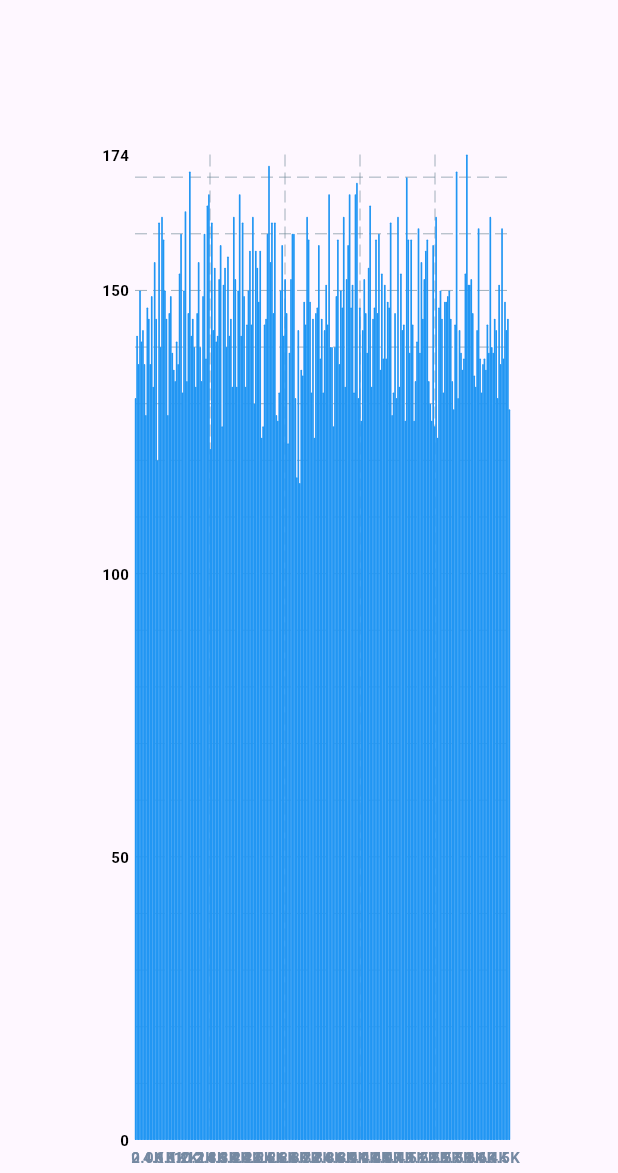
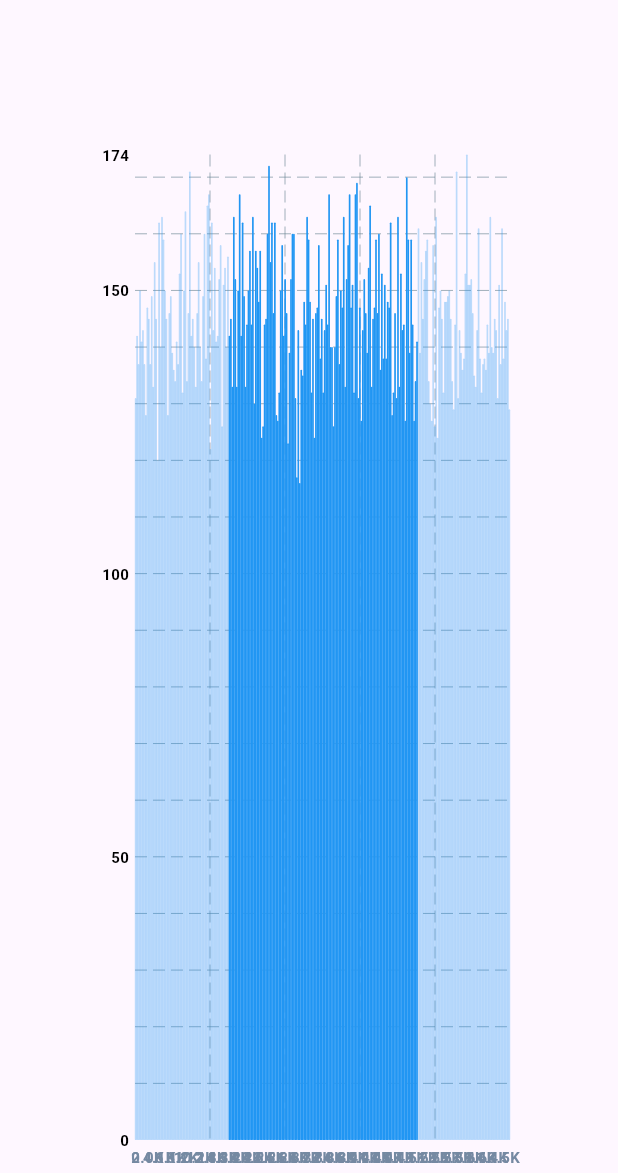
Before and after one commit to Myoungmin/flutter_fl_chart_fundamentals, a Flutter app: the screen it shows after launch, on a phone screen of 412 x 824 dp, the part 63-1236 px from its top. Run offline on Flutter 3.47's test engine with Material 3 defaults, Android fonts, the phone set to English and light mode, and no system bars; drawn by our look-alikes of fl_chart; our stand-ins replace flutter_riverpod, freezed_annotation.

Commit message:
interestStart, interestEnd 추가하여 해당 부분만 뚜렷하게 표시

```diff
--- a/lib/bar_chart_page_view_model.dart
+++ b/lib/bar_chart_page_view_model.dart
@@ -9,6 +9,8 @@
     @Default(0) int start,
     @Default(256) double scale,
     @Default(256) int groupCount,
+    @Default(16384) int interestStart,
+    @Default(49152) int interestEnd,
   }) = _BarChartPageViewModel;
 }
 
@@ -38,4 +40,14 @@
     start = start.clamp(0, max);
     state = state.copyWith(start: start);
   }
+
+  void setInterestStart(int interestStart) {
+    interestStart = interestStart.clamp(0, state.interestEnd - 1);
+    state = state.copyWith(interestStart: interestStart);
+  }
+
+  void setInterestEnd(int interestEnd) {
+    interestEnd = interestEnd.clamp(state.interestStart + 1, 65535);
+    state = state.copyWith(interestEnd: interestEnd);
+  }
 }
--- a/lib/main.dart
+++ b/lib/main.dart
@@ -225,8 +225,13 @@
       }
     }
 
+    int groupInterestStart = (viewModel.interestStart - start) ~/ scale;
+    int groupInterestEnd = (viewModel.interestEnd - start) ~/ scale;
+
     List<BarChartGroupData> barGroups = [];
     for (int i = 0; i < groupedHistogram.length; i++) {
+      bool isHighlighted = (i >= groupInterestStart && i <= groupInterestEnd);
+
       barGroups.add(
         BarChartGroupData(
           x: i,
@@ -234,7 +239,7 @@
           barRods: [
             BarChartRodData(
               toY: groupedHistogram[i].toDouble(),
-              color: Colors.blue,
+              color: isHighlighted ? Colors.blue : Colors.blue.withOpacity(0.3),
               width: barWidth,
             ),
           ],
```
Also changed, not shown: lib/bar_chart_page_view_model.freezed.dart.
